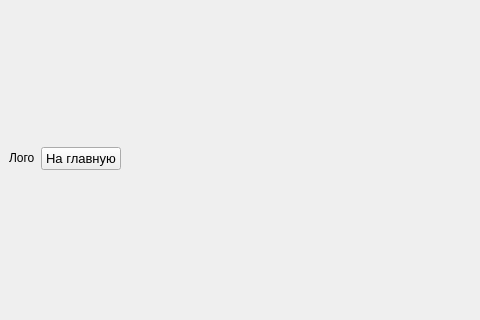
Qt form src/mainwindow.ui (VladKlimD/RTOP-docs-manager) before a commit; both pictures show x 0 to 480 and y 0 to 320 of the 838 by 576 pixel window.
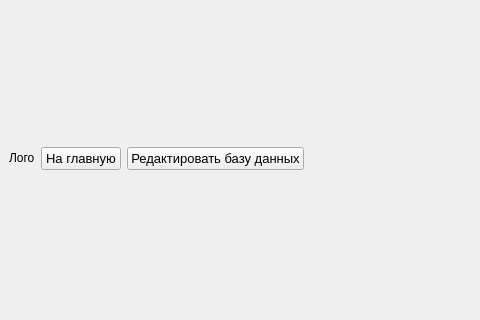
The same form after that commit.

Commit message: Добавлен виджет заполнения таблиц базы данных

Diff of the .ui file:
```diff
--- a/src/mainwindow.ui
+++ b/src/mainwindow.ui
@@ -57,6 +57,24 @@
           </property>
          </widget>
         </item>
+        <item>
+         <widget class="QPushButton" name="pushButtonEditDataBase">
+          <property name="sizePolicy">
+           <sizepolicy hsizetype="Maximum" vsizetype="Fixed">
+            <horstretch>0</horstretch>
+            <verstretch>0</verstretch>
+           </sizepolicy>
+          </property>
+          <property name="font">
+           <font>
+            <pointsize>10</pointsize>
+           </font>
+          </property>
+          <property name="text">
+           <string>Редактировать базу данных</string>
+          </property>
+         </widget>
+        </item>
         <item>
          <widget class="QLabel" name="labelTopRightSpacer">
           <property name="sizePolicy">
```
The commit also changes 11 other files.
